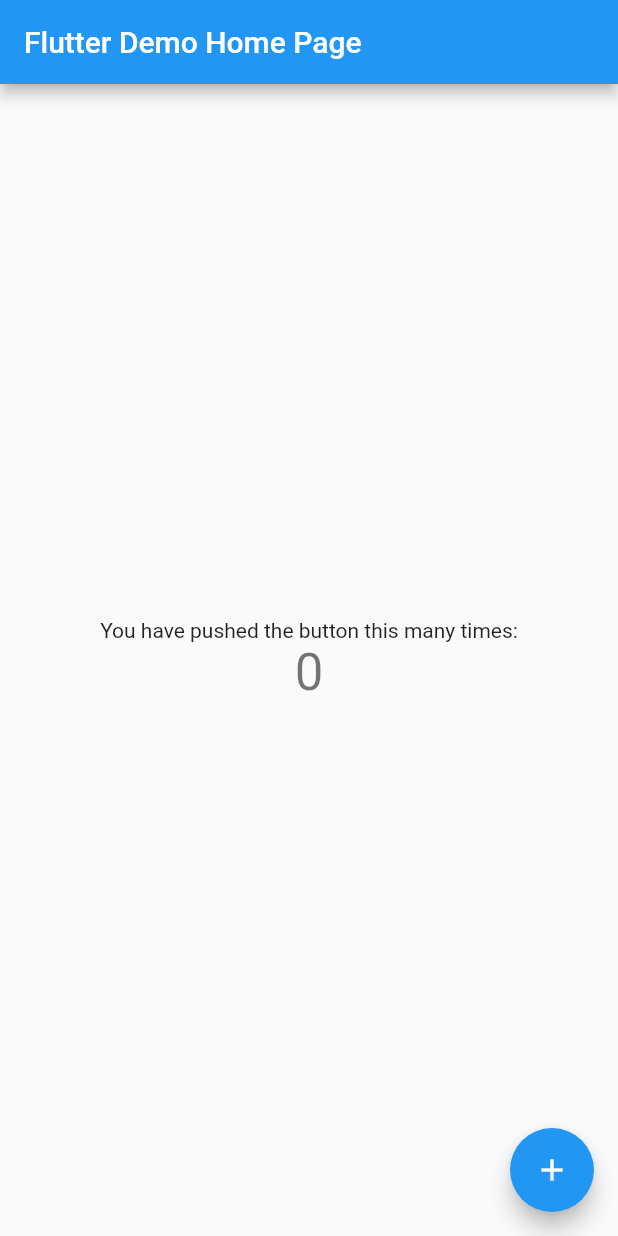
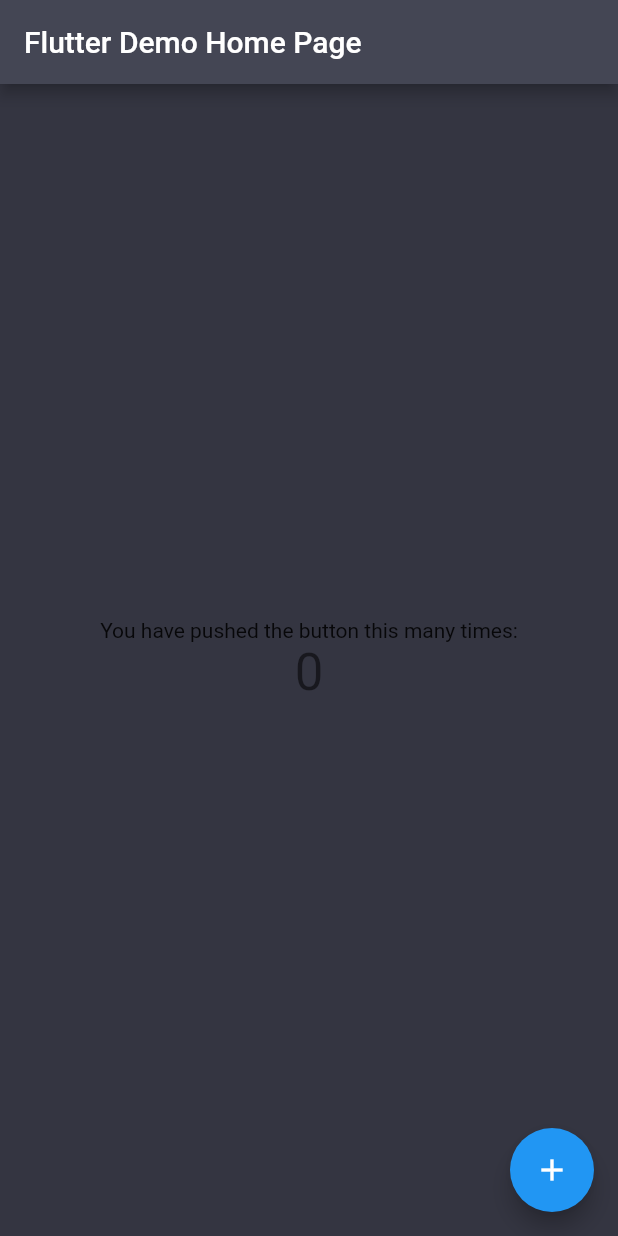
Before and after one commit to DevXanderCode/chatgpt_flutter, a Flutter app: the screen it shows after launch, on a phone screen of 412 x 824 dp. Run offline on Flutter 3.47's test engine with Material 2 defaults, Android fonts, the phone set to English and light mode, and no system bars.

Commit message:
created the color constants

```diff
--- /dev/null
+++ b/lib/constants/constants.dart
@@ -0,0 +1,4 @@
+import 'package:flutter/material.dart';
+
+Color scaffoldBackgroundColor = const Color(0xFF343541);
+Color cardColor = const Color(0xFF444654);
--- a/lib/main.dart
+++ b/lib/main.dart
@@ -1,3 +1,4 @@
+import 'package:chatgpt_flutter/constants/constants.dart';
 import 'package:flutter/material.dart';
 
 void main() {
@@ -12,18 +13,10 @@ class MyApp extends StatelessWidget {
   Widget build(BuildContext context) {
     return MaterialApp(
       title: 'Flutter Demo',
+      debugShowCheckedModeBanner: false,
       theme: ThemeData(
-        // This is the theme of your application.
-        //
-        // Try running your application with "flutter run". You'll see the
-        // application has a blue toolbar. Then, without quitting the app, try
-        // changing the primarySwatch below to Colors.green and then invoke
-        // "hot reload" (press "r" in the console where you ran "flutter run",
-        // or simply save your changes to "hot reload" in a Flutter IDE).
-        // Notice that the counter didn't reset back to zero; the application
-        // is not restarted.
-        primarySwatch: Colors.blue,
-      ),
+          scaffoldBackgroundColor: scaffoldBackgroundColor,
+          appBarTheme: AppBarTheme(color: cardColor)),
       home: const MyHomePage(title: 'Flutter Demo Home Page'),
     );
   }
@@ -31,15 +24,6 @@ class MyApp extends StatelessWidget {
 
 class MyHomePage extends StatefulWidget {
   const MyHomePage({super.key, required this.title});
-
-  // This widget is the home page of your application. It is stateful, meaning
-  // that it has a State object (defined below) that contains fields that affect
-  // how it looks.
-
-  // This class is the configuration for the state. It holds the values (in this
-  // case the title) provided by the parent (in this case the App widget) and
-  // used by the build method of the State. Fields in a Widget subclass are
-  // always marked "final".
 
   final String title;
 
@@ -52,47 +36,18 @@ class _MyHomePageState extends State<MyHomePage> {
 
   void _incrementCounter() {
     setState(() {
-      // This call to setState tells the Flutter framework that something has
-      // changed in this State, which causes it to rerun the build method below
-      // so that the display can reflect the updated values. If we changed
-      // _counter without calling setState(), then the build method would not be
-      // called again, and so nothing would appear to happen.
       _counter++;
     });
   }
 
   @override
   Widget build(BuildContext context) {
-    // This method is rerun every time setState is called, for instance as done
-    // by the _incrementCounter method above.
-    //
-    // The Flutter framework has been optimized to make rerunning build methods
-    // fast, so that you can just rebuild anything that needs updating rather
-    // than having to individually change instances of widgets.
     return Scaffold(
       appBar: AppBar(
-        // Here we take the value from the MyHomePage object that was created by
-        // the App.build method, and use it to set our appbar title.
         title: Text(widget.title),
       ),
       body: Center(
-        // Center is a layout widget. It takes a single child and positions it
-        // in the middle of the parent.
         child: Column(
-          // Column is also a layout widget. It takes a list of children and
-          // arranges them vertically. By default, it sizes itself to fit its
-          // children horizontally, and tries to be as tall as its parent.
-          //
-          // Invoke "debug painting" (press "p" in the console, choose the
-          // "Toggle Debug Paint" action from the Flutter Inspector in Android
-          // Studio, or the "Toggle Debug Paint" command in Visual Studio Code)
-          // to see the wireframe for each widget.
-          //
-          // Column has various properties to control how it sizes itself and
-          // how it positions its children. Here we use mainAxisAlignment to
-          // center the children vertically; the main axis here is the vertical
-          // axis because Columns are vertical (the cross axis would be
-          // horizontal).
           mainAxisAlignment: MainAxisAlignment.center,
           children: <Widget>[
             const Text(
```
